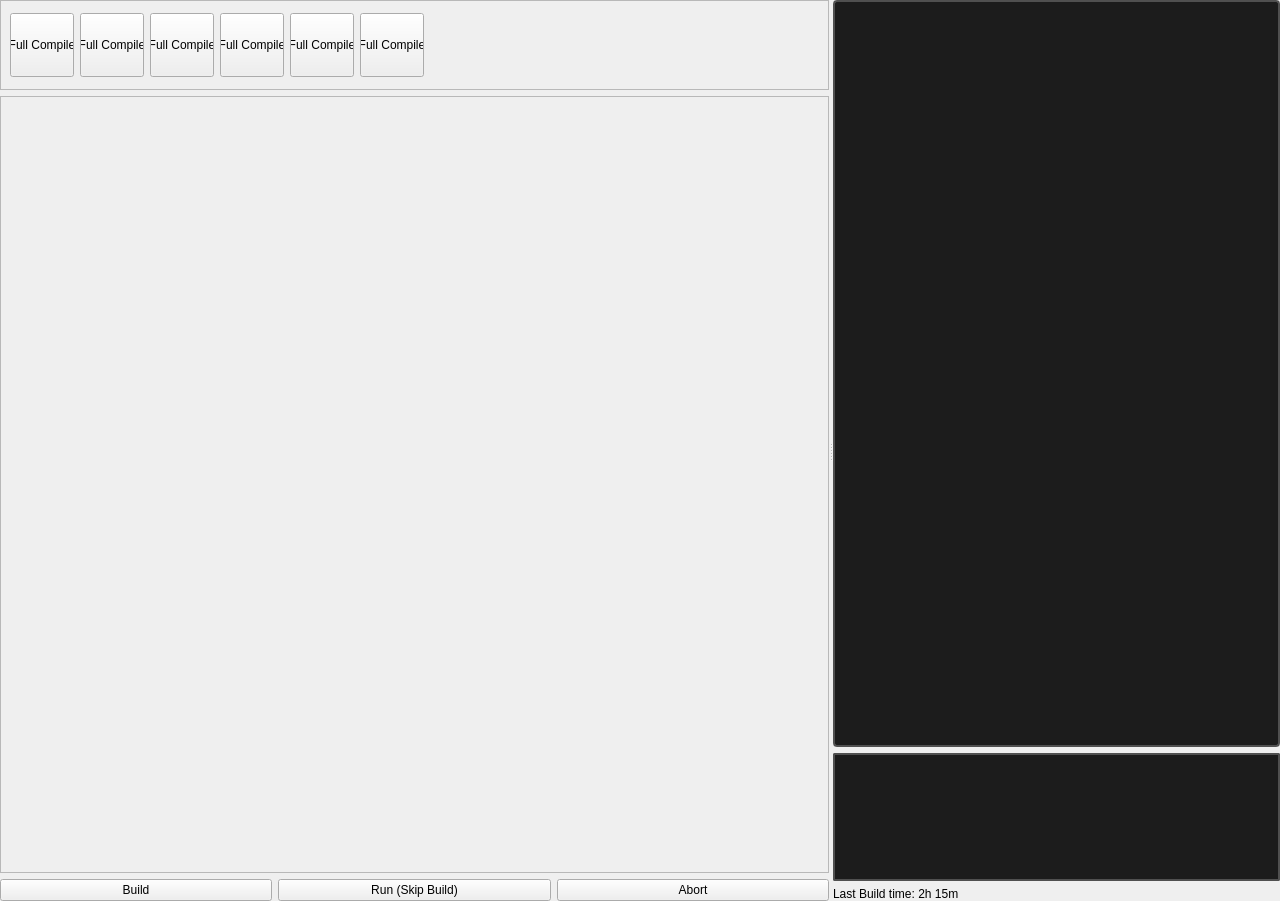
dertwist/Hammer5Tools, file src/forms/mapbuilder/main.ui: the form before one commit.
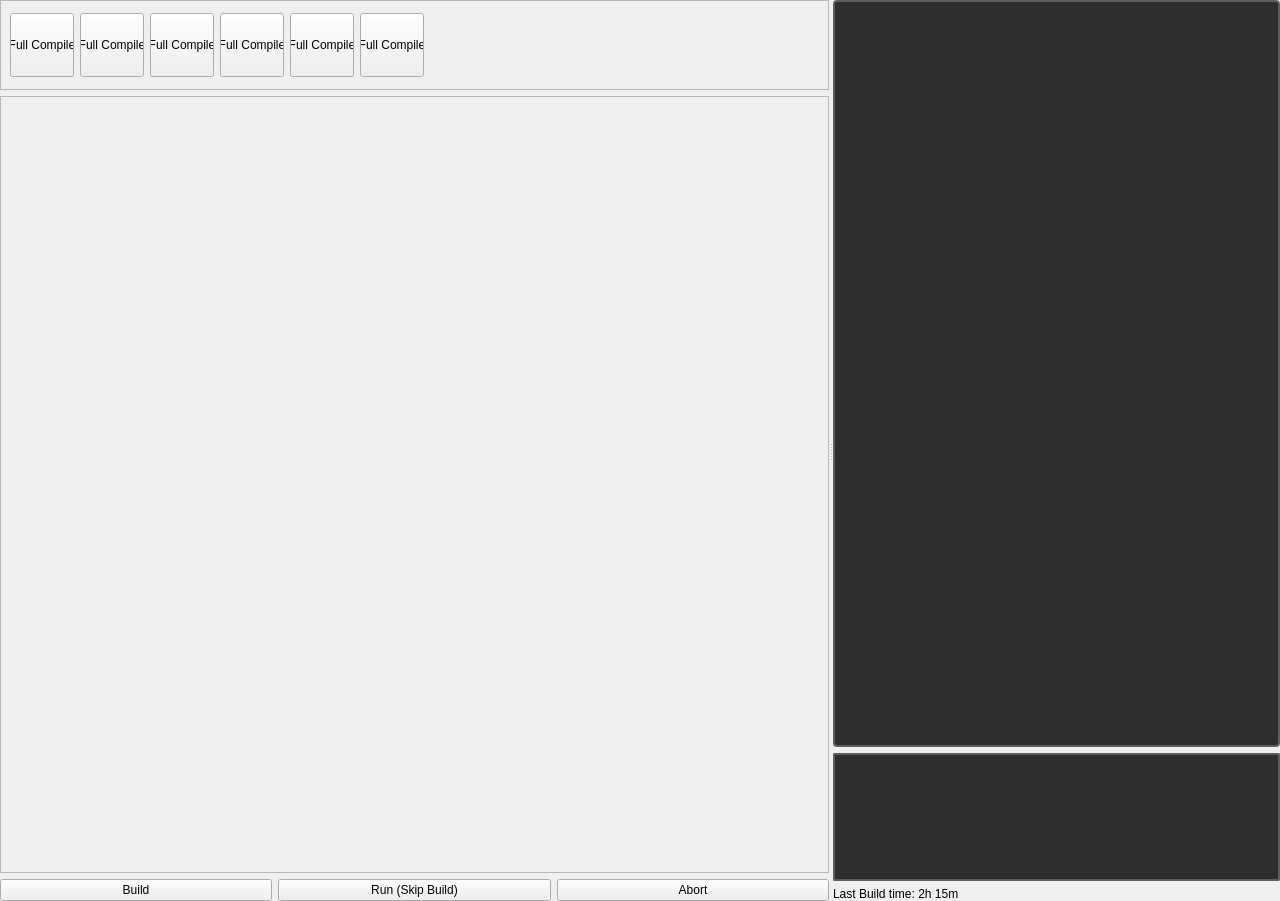
The form after the commit. Icons and pictures are not drawn.

What changed in the file:
```diff
--- a/src/forms/mapbuilder/main.ui
+++ b/src/forms/mapbuilder/main.ui
@@ -449,13 +449,13 @@
     font: 700 10pt &quot;Segoe UI&quot;;
     border: 2px solid black;
     border-radius: 2px;
-    border-color: rgba(80, 80, 80, 255);
+    border-color: rgba(94, 94, 94, 255);
     height:18px;
     padding: 4px;
     padding-left: 6px;
     padding-right: 6px;
-    color: #E3E3E3;
-    background-color: #1C1C1C;
+    color: #e5e5e5;
+    background-color: #2e2e2e;
 }
 
 
@@ -465,13 +465,13 @@
     font: 580 10pt &quot;Segoe UI&quot;;
     border: 2px solid black;
     border-radius: 4px;
-    border-color: rgba(80, 80, 80, 255);
+    border-color: rgba(94, 94, 94, 255);
     height:18px;
     padding: 4px;
     padding-left: 6px;
     padding-right: 6px;
-    color: #E3E3E3;
-    background-color: #1C1C1C;
+    color: #e5e5e5;
+    background-color: #2e2e2e;
 }
 
 QTextBrowser:hover {
@@ -517,10 +517,10 @@
     font: 700 10pt &quot;Segoe UI&quot;;
     border: 2px solid black;
     border-radius: 2px;
-    border-color: rgba(80, 80, 80, 255);
+    border-color: rgba(94, 94, 94, 255);
     height:18px;
-    color: #E3E3E3;
-    background-color: #1C1C1C;
+    color: #e5e5e5;
+    background-color: #2e2e2e;
 }
 
 
@@ -530,10 +530,10 @@
     font: 580 10pt &quot;Segoe UI&quot;;
     border: 2px solid black;
     border-radius: 4px;
-    border-color: rgba(80, 80, 80, 255);
+    border-color: rgba(94, 94, 94, 255);
     height:18px;
-    color: #E3E3E3;
-    background-color: #1C1C1C;
+    color: #e5e5e5;
+    background-color: #2e2e2e;
 }
 
 QFrame#system_monitor:hover {
```
Left out of the diff: 4 changed lines with no effect on the pictures.
